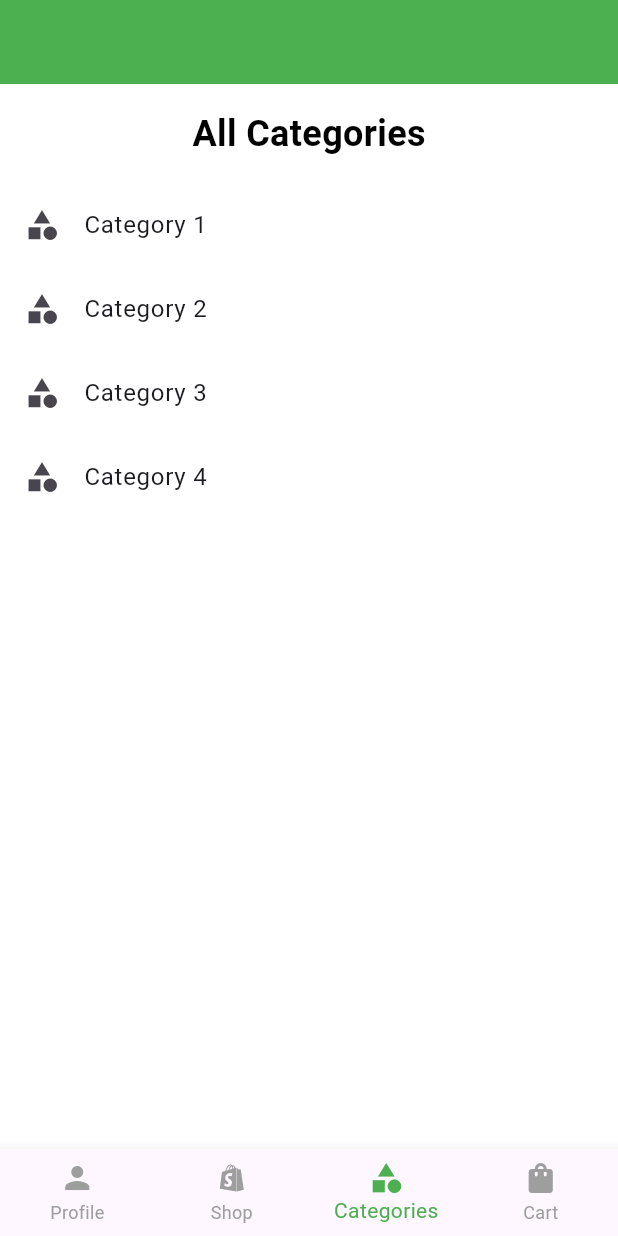
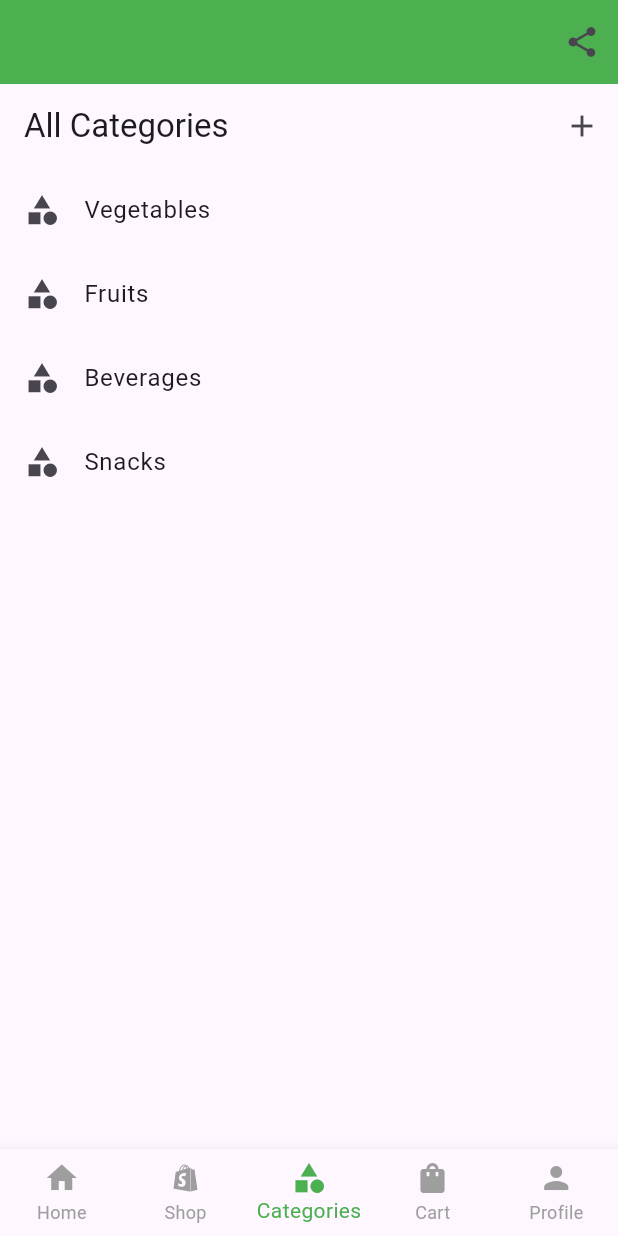
Before and after one commit to hosobaomat/ITSS, a Flutter app: the HomePage screen opened directly, item 3 of the bottom bar chosen, on a phone screen of 412 x 824 dp. Run offline on Flutter 3.47's test engine with Material 3 defaults, Android fonts, the light colour scheme and no system bars.

Commit message:
update home screen and catagories

```diff
--- /dev/null
+++ b/Login Menu/login_menu/lib/data/data_store.dart
@@ -0,0 +1,8 @@
+class DataStore {
+  static final Map<String, List<String>> itemsByCategory = {
+    'Vegetables': ['Carrot', 'Broccoli', 'Lettuce', 'Spinach'],
+    'Fruits': ['Apple', 'Banana', 'Orange', 'Grape'],
+    'Beverages': ['Water', 'Juice', 'Soda', 'Milk'],
+    'Snacks': ['Chips', 'Cookies', 'Popcorn', 'Candy'],
+  };
+}
--- a/Login Menu/login_menu/lib/pages/home_page.dart
+++ b/Login Menu/login_menu/lib/pages/home_page.dart
@@ -1,4 +1,5 @@
 import 'package:flutter/material.dart';
+import 'package:login_menu/tabs/ShoppingList.dart';
 import 'package:login_menu/tabs/cart_tab.dart';
 import 'package:login_menu/tabs/categories_tab.dart';
 import 'package:login_menu/tabs/profil_tab.dart';
@@ -27,7 +28,7 @@ class _HomePageState extends State<HomePage> {
       appBar: AppBar(
         centerTitle: true,
         backgroundColor: Colors.green,
-        actions: _selectedIndex == 3
+        actions: _selectedIndex == 2
             ? [
                 // chỉ tab Cart mới có nút share
                 IconButton(
@@ -46,9 +47,8 @@ class _HomePageState extends State<HomePage> {
       body: IndexedStack(
         index: _selectedIndex,
         children: [
-          // Tab profile
-          ProfilTab(),
-
+          //tab shopping
+          ShoppingListApp(),
           // Tab Shop
           ShopTab(),
 
@@ -57,6 +57,9 @@ class _HomePageState extends State<HomePage> {
 
           // Tab Cart
           CartTab(),
+
+          // Tab profile
+          ProfilTab(),
         ],
       ),
       bottomNavigationBar: BottomNavigationBar(
@@ -66,7 +69,7 @@ class _HomePageState extends State<HomePage> {
         onTap: _onItemTapped,
         type: BottomNavigationBarType.fixed,
         items: const [
-          BottomNavigationBarItem(icon: Icon(Icons.person), label: 'Profile'),
+          BottomNavigationBarItem(icon: Icon(Icons.home), label: 'Home'),
           BottomNavigationBarItem(icon: Icon(Icons.shopify), label: 'Shop'),
           BottomNavigationBarItem(
             icon: Icon(Icons.category),
@@ -76,6 +79,7 @@ class _HomePageState extends State<HomePage> {
             icon: Icon(Icons.shopping_bag),
             label: 'Cart',
           ),
+          BottomNavigationBarItem(icon: Icon(Icons.person), label: 'Profile'),
         ],
       ),
     );
--- a/Login Menu/login_menu/lib/service/auth_service.dart
+++ b/Login Menu/login_menu/lib/service/auth_service.dart
@@ -3,7 +3,7 @@ import 'package:http/http.dart' as http;
 
 class AuthService {
   static const String apiUrl =
-      "http://192.168.100.7:5000"; // Đổi IP backend của bạn
+      "http://192.168.1.18:5000"; // Đổi IP backend của bạn
 
   Future<bool> login(String username, String password) async {
     try {
--- a/Login Menu/login_menu/lib/tabs/categories_tab.dart
+++ b/Login Menu/login_menu/lib/tabs/categories_tab.dart
@@ -1,53 +1,95 @@
 import 'package:flutter/material.dart';
+import 'package:login_menu/data/data_store.dart';
+import 'package:login_menu/pages/CategoryDetailScreen.dart';
 
-class CategoriesTab extends StatelessWidget {
+class CategoriesTab extends StatefulWidget {
   const CategoriesTab({super.key});
 
   @override
-  Widget build(BuildContext context) {
-    return Center(
-      child: Column(
-        crossAxisAlignment: CrossAxisAlignment.start,
-        children: [
-          // Tiêu đề "All Categories"
-          Center(
-            child: Padding(
-              padding: const EdgeInsets.all(16.0),
-              child: Text(
-                'All Categories',
-                style: TextStyle(
-                  fontSize: 24,
-                  fontWeight: FontWeight.bold,
-                  color: Colors.black,
-                ),
-              ),
-            ),
+  State<CategoriesTab> createState() => _CategoriesTabState();
+}
+
+class _CategoriesTabState extends State<CategoriesTab> {
+
+  void _addCategory(String name) {
+    if (name.isEmpty || DataStore.itemsByCategory.containsKey(name)) return;
+    setState(() {
+      DataStore.itemsByCategory[name] = [];
+    });
+  }
+
+  void _editItems(String category, List<String> newItems) {
+    setState(() {
+      DataStore.itemsByCategory[category] = newItems;
+    });
+  }
+
+  void _showAddCategoryDialog() {
+    final controller = TextEditingController();
+    showDialog(
+      context: context,
+      builder: (_) => AlertDialog(
+        title: const Text("Add Category"),
+        content: TextField(
+          controller: controller,
+          decoration: const InputDecoration(hintText: "Category name"),
+        ),
+        actions: [
+          TextButton(
+            onPressed: () => Navigator.pop(context),
+            child: const Text("Cancel"),
           ),
-          // Danh sách các category
-          Expanded(
-            child: ListView(
-              children: const [
-                ListTile(
-                  title: Text('Category 1'),
-                  leading: Icon(Icons.category),
-                ),
-                ListTile(
-                  title: Text('Category 2'),
-                  leading: Icon(Icons.category),
-                ),
-                ListTile(
-                  title: Text('Category 3'),
-                  leading: Icon(Icons.category),
-                ),
-                ListTile(
-                  title: Text('Category 4'),
-                  leading: Icon(Icons.category),
-                ),
-              ],
-            ),
+          TextButton(
+            onPressed: () {
+              _addCategory(controller.text.trim());
+              Navigator.pop(context);
+            },
+            child: const Text("Add"),
           ),
         ],
       ),
     );
   }
+
+  @override
+  Widget build(BuildContext context) {
+    final categories = DataStore.itemsByCategory.keys.toList();
+    return Scaffold(
+      appBar: AppBar(
+        title: const Text('All Categories'),
+        actions: [
+          IconButton(
+            icon: const Icon(Icons.add),
+            onPressed: _showAddCategoryDialog,
+          ),
+        ],
+      ),
+      body: ListView.builder(
+        itemCount: categories.length,
+        itemBuilder: (context, index) {
+          final category = categories[index];
+          return ListTile(
+            title: Text(category),
+            leading: const Icon(Icons.category),
+            onTap: () async {
+              final result = await Navigator.push(
+                context,
+                MaterialPageRoute(
+                  builder: (_) => CategoryDetailScreen(
+                    categoryName: category,
+                    items: DataStore.itemsByCategory[category]!,
+                  ),
+                ),
+              );
+
+              // Nếu người dùng chỉnh sửa danh sách item
+              if (result is List<String>) {
+                _editItems(category, result);
+              }
+            },
+          );
+        },
+      ),
+    );
+  }
 }
--- a/Login Menu/login_menu/pubspec.yaml
+++ b/Login Menu/login_menu/pubspec.yaml
@@ -11,6 +11,7 @@ dependencies:
     sdk: flutter
   http: ^0.13.6
   shared_preferences: ^2.2.0
+  intl: ^0.18.1
 
 dev_dependencies:
   flutter_test:
```
Also changed, not shown: Login Menu/login_menu/lib/models/shopping_list_model.dart.dart (added, +10 -0 lines), Login Menu/login_menu/lib/pages/CategoryDetailScreen.dart (added, +101 -0 lines), Login Menu/login_menu/lib/pages/new_list_page.dart (added, +175 -0 lines), Login Menu/login_menu/lib/tabs/ShoppingList.dart (added, +198 -0 lines), Login Menu/login_menu/pubspec.lock.
